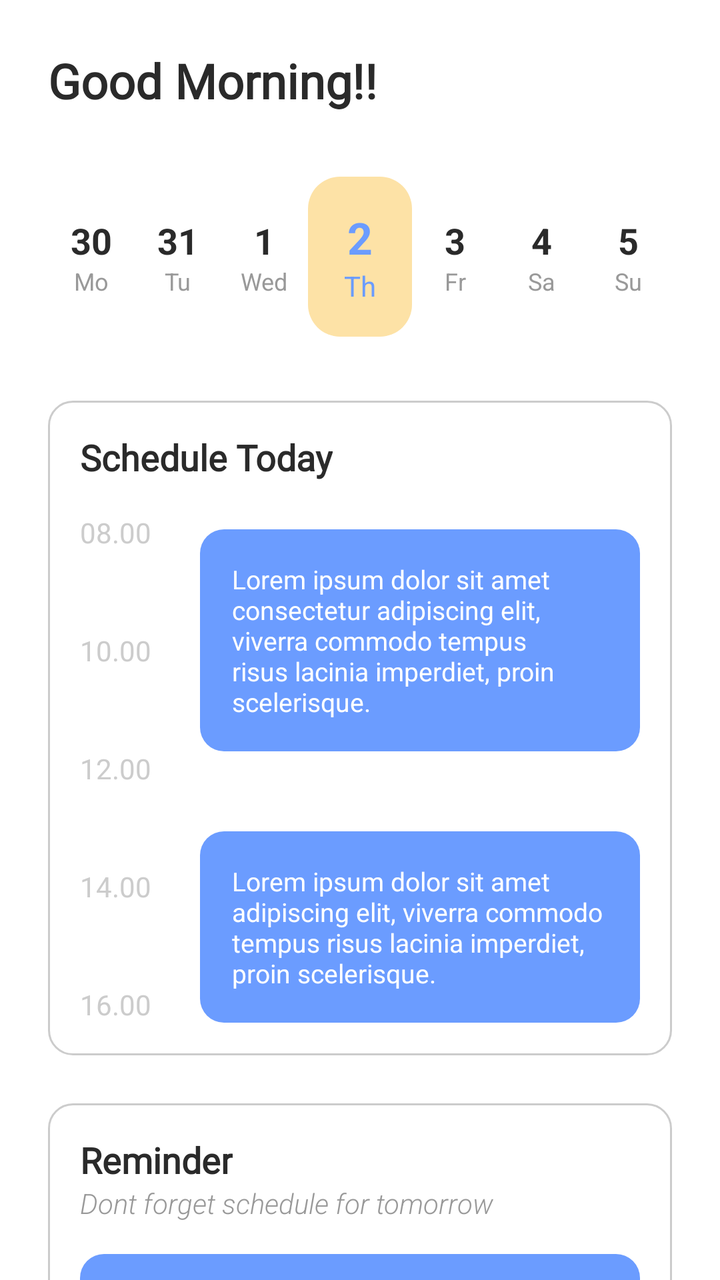
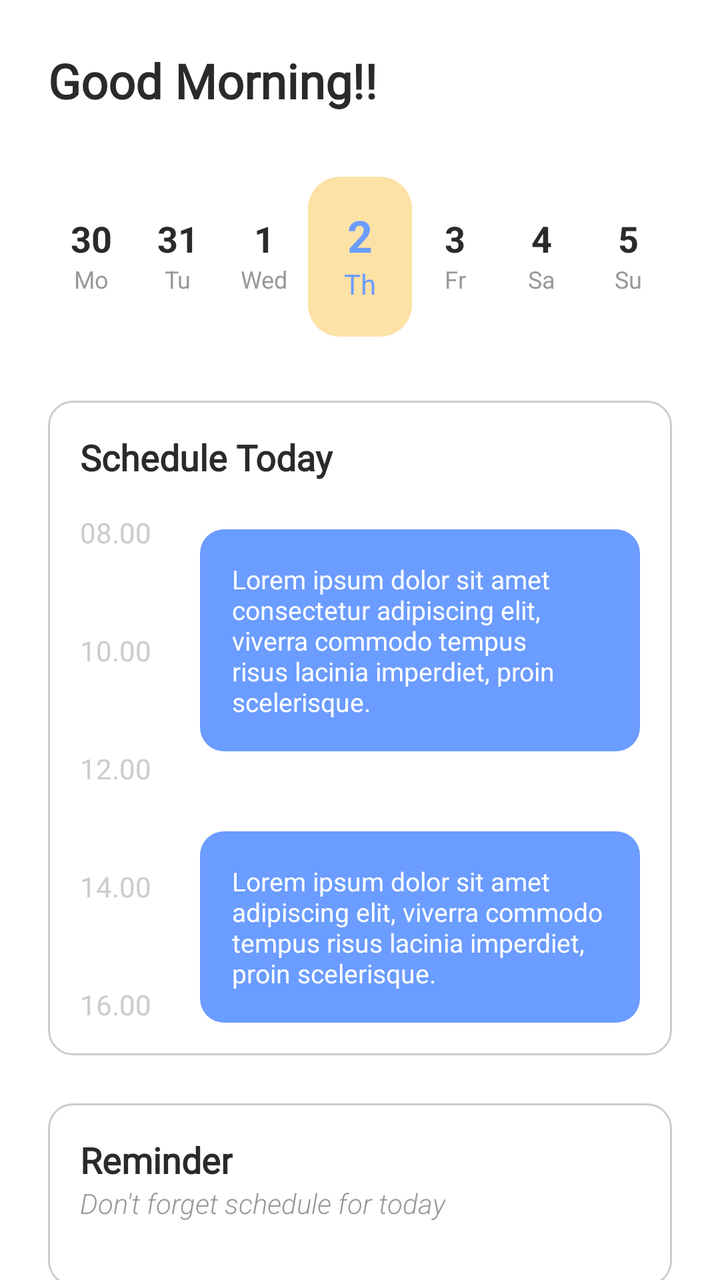

An Android layout rendered at two revisions. The XML below is the earlier revision; the diff shows what the commit changed to produce the second picture.
<!-- AndroidManifest.xml: application theme Theme.ClendApp -->
<!-- res/layout/fragment_home.xml -->
<?xml version="1.0" encoding="utf-8"?>
<androidx.core.widget.NestedScrollView xmlns:android="http://schemas.android.com/apk/res/android"
    xmlns:app="http://schemas.android.com/apk/res-auto"
    android:layout_width="match_parent"
    android:layout_height="match_parent"
    android:background="#FFFFFF">

    <LinearLayout
        android:layout_width="match_parent"
        android:layout_height="wrap_content"
        android:orientation="vertical"
        android:padding="24dp">

        <TextView
            android:id="@+id/tv_greeting"
            android:layout_width="wrap_content"
            android:layout_height="wrap_content"
            android:text="Good Morning!!"
            android:textColor="#2A2A2A"
            android:fontFamily="@font/hey_comic"
            android:textSize="24sp"
            android:textStyle="bold"
            android:layout_marginBottom="32dp" />

        
        <LinearLayout
            android:id="@+id/calendar_row"
            android:layout_width="match_parent"
            android:layout_height="wrap_content"
            android:orientation="horizontal"
            android:gravity="center"
            android:baselineAligned="false"
            android:layout_marginBottom="32dp">

            
            <LinearLayout
                android:layout_width="0dp"
                android:layout_height="wrap_content"
                android:layout_weight="1"
                android:gravity="center"
                android:orientation="vertical">
                <TextView android:layout_width="wrap_content" android:layout_height="wrap_content" android:text="30" android:textSize="18sp" android:textStyle="bold" android:textColor="#2A2A2A"/>
                <TextView android:layout_width="wrap_content" android:layout_height="wrap_content" android:text="Mo" android:textSize="12sp" android:textColor="#999999"/>
            </LinearLayout>

            <LinearLayout
                android:layout_width="0dp"
                android:layout_height="wrap_content"
                android:layout_weight="1"
                android:gravity="center"
                android:orientation="vertical">
                <TextView android:layout_width="wrap_content" android:layout_height="wrap_content" android:text="31" android:textSize="18sp" android:textStyle="bold" android:textColor="#2A2A2A"/>
                <TextView android:layout_width="wrap_content" android:layout_height="wrap_content" android:text="Tu" android:textSize="12sp" android:textColor="#999999"/>
            </LinearLayout>

            <LinearLayout
                android:layout_width="0dp"
                android:layout_height="wrap_content"
                android:layout_weight="1"
                android:gravity="center"
                android:orientation="vertical">
                <TextView android:layout_width="wrap_content" android:layout_height="wrap_content" android:text="1" android:textSize="18sp" android:textStyle="bold" android:textColor="#2A2A2A"/>
                <TextView android:layout_width="wrap_content" android:layout_height="wrap_content" android:text="Wed" android:textSize="12sp" android:textColor="#999999"/>
            </LinearLayout>

            <LinearLayout
                android:layout_width="0dp"
                android:layout_height="80dp"
                android:layout_weight="1.2"
                android:gravity="center"
                android:background="@drawable/bg_day_active"
                android:orientation="vertical">
                <TextView android:layout_width="wrap_content" android:layout_height="wrap_content" android:text="2" android:textSize="22sp" android:textStyle="bold" android:textColor="#6B9CFF"/>
                <TextView android:layout_width="wrap_content" android:layout_height="wrap_content" android:text="Th" android:textSize="14sp" android:textColor="#6B9CFF"/>
            </LinearLayout>

            <LinearLayout
                android:layout_width="0dp"
                android:layout_height="wrap_content"
                android:layout_weight="1"
                android:gravity="center"
                android:orientation="vertical">
                <TextView android:layout_width="wrap_content" android:layout_height="wrap_content" android:text="3" android:textSize="18sp" android:textStyle="bold" android:textColor="#2A2A2A"/>
                <TextView android:layout_width="wrap_content" android:layout_height="wrap_content" android:text="Fr" android:textSize="12sp" android:textColor="#999999"/>
            </LinearLayout>

            <LinearLayout
                android:layout_width="0dp"
                android:layout_height="wrap_content"
                android:layout_weight="1"
                android:gravity="center"
                android:orientation="vertical">
                <TextView android:layout_width="wrap_content" android:layout_height="wrap_content" android:text="4" android:textSize="18sp" android:textStyle="bold" android:textColor="#2A2A2A"/>
                <TextView android:layout_width="wrap_content" android:layout_height="wrap_content" android:text="Sa" android:textSize="12sp" android:textColor="#999999"/>
            </LinearLayout>

            <LinearLayout
                android:layout_width="0dp"
                android:layout_height="wrap_content"
                android:layout_weight="1"
                android:gravity="center"
                android:orientation="vertical">
                <TextView android:layout_width="wrap_content" android:layout_height="wrap_content" android:text="5" android:textSize="18sp" android:textStyle="bold" android:textColor="#2A2A2A"/>
                <TextView android:layout_width="wrap_content" android:layout_height="wrap_content" android:text="Su" android:textSize="12sp" android:textColor="#999999"/>
            </LinearLayout>

        </LinearLayout>

        
        <LinearLayout
            android:layout_width="match_parent"
            android:layout_height="wrap_content"
            android:background="@drawable/bg_section_outline"
            android:orientation="vertical"
            android:padding="16dp"
            android:layout_marginBottom="24dp">

            <TextView
                android:layout_width="wrap_content"
                android:layout_height="wrap_content"
                android:text="Schedule Today"
                android:fontFamily="@font/hey_comic"
                android:textColor="#2A2A2A"
                android:textSize="18sp"
                android:textStyle="bold"
                android:layout_marginBottom="16dp" />

            <RelativeLayout
                android:layout_width="match_parent"
                android:layout_height="wrap_content">

                
                <LinearLayout
                    android:layout_width="wrap_content"
                    android:layout_height="wrap_content"
                    android:orientation="vertical">
                    <TextView android:layout_width="wrap_content" android:layout_height="wrap_content" android:text="08.00" android:textColor="#CCCCCC" android:textSize="14sp" android:layout_marginBottom="40dp"/>
                    <TextView android:layout_width="wrap_content" android:layout_height="wrap_content" android:text="10.00" android:textColor="#CCCCCC" android:textSize="14sp" android:layout_marginBottom="40dp"/>
                    <TextView android:layout_width="wrap_content" android:layout_height="wrap_content" android:text="12.00" android:textColor="#CCCCCC" android:textSize="14sp" android:layout_marginBottom="40dp"/>
                    <TextView android:layout_width="wrap_content" android:layout_height="wrap_content" android:text="14.00" android:textColor="#CCCCCC" android:textSize="14sp" android:layout_marginBottom="40dp"/>
                    <TextView android:layout_width="wrap_content" android:layout_height="wrap_content" android:text="16.00" android:textColor="#CCCCCC" android:textSize="14sp" />
                </LinearLayout>

                
                <LinearLayout
                    android:layout_width="match_parent"
                    android:layout_height="wrap_content"
                    android:layout_marginStart="60dp"
                    android:orientation="vertical">

                    <TextView
                        android:layout_width="match_parent"
                        android:layout_height="wrap_content"
                        android:background="@drawable/bg_blue_card"
                        android:padding="16dp"
                        android:text="Lorem ipsum dolor sit amet consectetur adipiscing elit, viverra commodo tempus risus lacinia imperdiet, proin scelerisque."
                        android:textColor="#FFFFFF"
                        android:textSize="13sp"
                        android:layout_marginTop="8dp"
                        android:layout_marginBottom="24dp"/>

                    <TextView
                        android:layout_width="match_parent"
                        android:layout_height="wrap_content"
                        android:background="@drawable/bg_blue_card"
                        android:padding="16dp"
                        android:text="Lorem ipsum dolor sit amet adipiscing elit, viverra commodo tempus risus lacinia imperdiet, proin scelerisque."
                        android:textColor="#FFFFFF"
                        android:textSize="13sp"
                        android:layout_marginTop="16dp"/>

                </LinearLayout>

            </RelativeLayout>

        </LinearLayout>

        
        <LinearLayout
            android:layout_width="match_parent"
            android:layout_height="wrap_content"
            android:background="@drawable/bg_section_outline"
            android:orientation="vertical"
            android:padding="16dp">

            <TextView
                android:layout_width="wrap_content"
                android:layout_height="wrap_content"
                android:text="Reminder"
                android:fontFamily="@font/hey_comic"
                android:textColor="#2A2A2A"
                android:textSize="18sp"
                android:textStyle="bold" />

            <TextView
                android:layout_width="wrap_content"
                android:layout_height="wrap_content"
                android:text="Dont forget schedule for tomorrow"
                android:textColor="#999999"
                android:textSize="14sp"
                android:fontFamily="sans-serif-light"
                android:textStyle="italic"
                android:layout_marginBottom="16dp" />

            <LinearLayout
                android:layout_width="match_parent"
                android:layout_height="wrap_content"
                android:background="@drawable/bg_blue_card"
                android:padding="12dp"
                android:gravity="center_vertical"
                android:layout_marginBottom="12dp">

                <FrameLayout
                    android:layout_width="48dp"
                    android:layout_height="48dp"
                    android:background="@drawable/bg_icon_light_blue"
                    android:padding="8dp">
                    <ImageView
                        android:layout_width="match_parent"
                        android:layout_height="match_parent"
                        android:src="@drawable/ic_calendar"
                        android:contentDescription="@string/menu_premium"
                        app:tint="#FFFFFF" />
                </FrameLayout>

                <LinearLayout
                    android:layout_width="wrap_content"
                    android:layout_height="wrap_content"
                    android:orientation="vertical"
                    android:layout_marginStart="16dp">
                    <TextView android:layout_width="wrap_content" android:layout_height="wrap_content" android:text="Urus SIM di samsat Klayatan" android:textColor="#FFFFFF" android:textStyle="bold" android:textSize="15sp"/>
                    <LinearLayout android:layout_width="wrap_content" android:layout_height="wrap_content" android:orientation="horizontal" android:gravity="center_vertical" android:layout_marginTop="4dp">
                        <ImageView android:layout_width="16dp" android:layout_height="16dp" android:src="@drawable/ic_clock" android:contentDescription="@string/menu_logout" app:tint="#FFFFFF"/>
                        <TextView android:layout_width="wrap_content" android:layout_height="wrap_content" android:text="12.00 - 16.00" android:textColor="#FFFFFF" android:textSize="13sp" android:layout_marginStart="6dp"/>
                    </LinearLayout>
                </LinearLayout>
            </LinearLayout>

            <LinearLayout
                android:layout_width="match_parent"
                android:layout_height="wrap_content"
                android:background="@drawable/bg_blue_card"
                android:padding="12dp"
                android:gravity="center_vertical">

                <FrameLayout
                    android:layout_width="48dp"
                    android:layout_height="48dp"
                    android:background="@drawable/bg_icon_light_blue"
                    android:padding="8dp">
                    <ImageView
                        android:layout_width="match_parent"
                        android:layout_height="match_parent"
                        android:src="@drawable/ic_calendar"
                        android:contentDescription="@string/menu_premium"
                        app:tint="#FFFFFF" />
                </FrameLayout>

                <LinearLayout
                    android:layout_width="wrap_content"
                    android:layout_height="wrap_content"
                    android:orientation="vertical"
                    android:layout_marginStart="16dp">
                    <TextView android:layout_width="wrap_content" android:layout_height="wrap_content" android:text="Urus SIM di samsat Klayatan" android:textColor="#FFFFFF" android:textStyle="bold" android:textSize="15sp"/>
                    <LinearLayout android:layout_width="wrap_content" android:layout_height="wrap_content" android:orientation="horizontal" android:gravity="center_vertical" android:layout_marginTop="4dp">
                        <ImageView android:layout_width="16dp" android:layout_height="16dp" android:src="@drawable/ic_clock" android:contentDescription="@string/menu_logout" app:tint="#FFFFFF"/>
                        <TextView android:layout_width="wrap_content" android:layout_height="wrap_content" android:text="12.00 - 16.00" android:textColor="#FFFFFF" android:textSize="13sp" android:layout_marginStart="6dp"/>
                    </LinearLayout>
                </LinearLayout>
            </LinearLayout>

        </LinearLayout>

    </LinearLayout>

</androidx.core.widget.NestedScrollView>
<!-- resources referenced by this layout -->
<resources>
  <!-- drawable bg_blue_card (drawable) -->
  <?xml version="1.0" encoding="utf-8"?>
  <shape xmlns:android="http://schemas.android.com/apk/res/android" android:shape="rectangle">
      <solid android:color="#6B9CFF" />
      <corners android:radius="12dp" />
  </shape>
  <!-- drawable bg_day_active (drawable) -->
  <?xml version="1.0" encoding="utf-8"?>
  <shape xmlns:android="http://schemas.android.com/apk/res/android" android:shape="rectangle">
      <solid android:color="#FDE2A6" />
      <corners android:radius="16dp" />
  </shape>
  <!-- drawable bg_icon_light_blue (drawable) -->
  <?xml version="1.0" encoding="utf-8"?>
  <shape xmlns:android="http://schemas.android.com/apk/res/android" android:shape="rectangle">
      <solid android:color="#7BB4FF" />
      <corners android:radius="8dp" />
  </shape>
  <!-- drawable bg_section_outline (drawable) -->
  <?xml version="1.0" encoding="utf-8"?>
  <shape xmlns:android="http://schemas.android.com/apk/res/android">
      <stroke android:width="1dp" android:color="#CCCCCC" />
      <corners android:radius="12dp" />
      <solid android:color="@android:color/transparent" />
  </shape>
  <!-- drawable ic_calendar (drawable) -->
  <vector xmlns:android="http://schemas.android.com/apk/res/android" android:height="24dp" android:tint="#000000" android:viewportHeight="24" android:viewportWidth="24" android:width="24dp">
        
      <path android:fillColor="@android:color/white" android:pathData="M19,4h-1V2h-2v2H8V2H6v2H5C3.89,4 3.01,4.9 3.01,6L3,20c0,1.1 0.89,2 2,2h14c1.1,0 2,-0.9 2,-2V6C21,4.9 20.1,4 19,4zM19,20H5V10h14V20zM9,14H7v-2h2V14zM13,14h-2v-2h2V14zM17,14h-2v-2h2V14zM9,18H7v-2h2V18zM13,18h-2v-2h2V18zM17,18h-2v-2h2V18z"/>
      
  </vector>
  <!-- drawable ic_clock (drawable) -->
  <vector xmlns:android="http://schemas.android.com/apk/res/android" android:height="24dp" android:tint="#000000" android:viewportHeight="24" android:viewportWidth="24" android:width="24dp">
        
      <path android:fillColor="@android:color/white" android:pathData="M11.99,2C6.47,2 2,6.48 2,12s4.47,10 9.99,10C17.52,22 22,17.52 22,12S17.52,2 11.99,2zM15.29,16.71L11,12.41V7h2v4.59l3.71,3.71L15.29,16.71z"/>
      
  </vector>
  <string name="menu_logout">Log Out</string>
  <string name="menu_premium">Premium</string>
  <style name="Theme.ClendApp" parent="Base.Theme.ClendApp" />
  <style name="Base.Theme.ClendApp" parent="Theme.Material3.Light.NoActionBar">
          
          <item name="colorPrimary">#7C4DFF</item>
          <item name="colorOnPrimary">@color/white</item>
      </style>
  <color name="white">#FFFFFFFF</color>
</resources>

<!-- the commit's change to res/layout/fragment_home.xml (unified diff, before → after) -->
@@ -41,6 +41,7 @@
                 android:orientation="vertical">
                 <TextView android:layout_width="wrap_content" android:layout_height="wrap_content" android:text="30" android:textSize="18sp" android:textStyle="bold" android:textColor="#2A2A2A"/>
                 <TextView android:layout_width="wrap_content" android:layout_height="wrap_content" android:text="Mo" android:textSize="12sp" android:textColor="#999999"/>
+                <LinearLayout android:id="@+id/dots_1" android:layout_width="wrap_content" android:layout_height="wrap_content" android:orientation="horizontal" android:layout_marginTop="2dp" android:gravity="center"/>
             </LinearLayout>
 
             <LinearLayout
@@ -51,6 +52,7 @@
                 android:orientation="vertical">
                 <TextView android:layout_width="wrap_content" android:layout_height="wrap_content" android:text="31" android:textSize="18sp" android:textStyle="bold" android:textColor="#2A2A2A"/>
                 <TextView android:layout_width="wrap_content" android:layout_height="wrap_content" android:text="Tu" android:textSize="12sp" android:textColor="#999999"/>
+                <LinearLayout android:id="@+id/dots_2" android:layout_width="wrap_content" android:layout_height="wrap_content" android:orientation="horizontal" android:layout_marginTop="2dp" android:gravity="center"/>
             </LinearLayout>
 
             <LinearLayout
@@ -61,6 +63,7 @@
                 android:orientation="vertical">
                 <TextView android:layout_width="wrap_content" android:layout_height="wrap_content" android:text="1" android:textSize="18sp" android:textStyle="bold" android:textColor="#2A2A2A"/>
                 <TextView android:layout_width="wrap_content" android:layout_height="wrap_content" android:text="Wed" android:textSize="12sp" android:textColor="#999999"/>
+                <LinearLayout android:id="@+id/dots_3" android:layout_width="wrap_content" android:layout_height="wrap_content" android:orientation="horizontal" android:layout_marginTop="2dp" android:gravity="center"/>
             </LinearLayout>
 
             <LinearLayout
@@ -72,6 +75,7 @@
                 android:orientation="vertical">
                 <TextView android:layout_width="wrap_content" android:layout_height="wrap_content" android:text="2" android:textSize="22sp" android:textStyle="bold" android:textColor="#6B9CFF"/>
                 <TextView android:layout_width="wrap_content" android:layout_height="wrap_content" android:text="Th" android:textSize="14sp" android:textColor="#6B9CFF"/>
+                <LinearLayout android:id="@+id/dots_4" android:layout_width="wrap_content" android:layout_height="wrap_content" android:orientation="horizontal" android:layout_marginTop="2dp" android:gravity="center"/>
             </LinearLayout>
 
             <LinearLayout
@@ -82,6 +86,7 @@
                 android:orientation="vertical">
                 <TextView android:layout_width="wrap_content" android:layout_height="wrap_content" android:text="3" android:textSize="18sp" android:textStyle="bold" android:textColor="#2A2A2A"/>
                 <TextView android:layout_width="wrap_content" android:layout_height="wrap_content" android:text="Fr" android:textSize="12sp" android:textColor="#999999"/>
+                <LinearLayout android:id="@+id/dots_5" android:layout_width="wrap_content" android:layout_height="wrap_content" android:orientation="horizontal" android:layout_marginTop="2dp" android:gravity="center"/>
             </LinearLayout>
 
             <LinearLayout
@@ -92,6 +97,7 @@
                 android:orientation="vertical">
                 <TextView android:layout_width="wrap_content" android:layout_height="wrap_content" android:text="4" android:textSize="18sp" android:textStyle="bold" android:textColor="#2A2A2A"/>
                 <TextView android:layout_width="wrap_content" android:layout_height="wrap_content" android:text="Sa" android:textSize="12sp" android:textColor="#999999"/>
+                <LinearLayout android:id="@+id/dots_6" android:layout_width="wrap_content" android:layout_height="wrap_content" android:orientation="horizontal" android:layout_marginTop="2dp" android:gravity="center"/>
             </LinearLayout>
 
             <LinearLayout
@@ -102,6 +108,7 @@
                 android:orientation="vertical">
                 <TextView android:layout_width="wrap_content" android:layout_height="wrap_content" android:text="5" android:textSize="18sp" android:textStyle="bold" android:textColor="#2A2A2A"/>
                 <TextView android:layout_width="wrap_content" android:layout_height="wrap_content" android:text="Su" android:textSize="12sp" android:textColor="#999999"/>
+                <LinearLayout android:id="@+id/dots_7" android:layout_width="wrap_content" android:layout_height="wrap_content" android:orientation="horizontal" android:layout_marginTop="2dp" android:gravity="center"/>
             </LinearLayout>
 
         </LinearLayout>
@@ -193,81 +200,31 @@
                 android:textStyle="bold" />
 
             <TextView
+                android:id="@+id/tv_reminder_subtitle"
                 android:layout_width="wrap_content"
                 android:layout_height="wrap_content"
-                android:text="Dont forget schedule for tomorrow"
+                android:text="Don\'t forget schedule for today"
                 android:textColor="#999999"
                 android:textSize="14sp"
                 android:fontFamily="sans-serif-light"
                 android:textStyle="italic"
                 android:layout_marginBottom="16dp" />
 
-            <LinearLayout
+            <androidx.recyclerview.widget.RecyclerView
+                android:id="@+id/rv_reminders"
                 android:layout_width="match_parent"
                 android:layout_height="wrap_content"
-                android:background="@drawable/bg_blue_card"
-                android:padding="12dp"
-                android:gravity="center_vertical"
-                android:layout_marginBottom="12dp">
-
-                <FrameLayout
-                    android:layout_width="48dp"
-                    android:layout_height="48dp"
-                    android:background="@drawable/bg_icon_light_blue"
-                    android:padding="8dp">
-                    <ImageView
-                        android:layout_width="match_parent"
-                        android:layout_height="match_parent"
-                        android:src="@drawable/ic_calendar"
-                        android:contentDescription="@string/menu_premium"
-                        app:tint="#FFFFFF" />
-                </FrameLayout>
-
-                <LinearLayout
-                    android:layout_width="wrap_content"
-                    android:layout_height="wrap_content"
-                    android:orientation="vertical"
-                    android:layout_marginStart="16dp">
-                    <TextView android:layout_width="wrap_content" android:layout_height="wrap_content" android:text="Urus SIM di samsat Klayatan" android:textColor="#FFFFFF" android:textStyle="bold" android:textSize="15sp"/>
-                    <LinearLayout android:layout_width="wrap_content" android:layout_height="wrap_content" android:orientation="horizontal" android:gravity="center_vertical" android:layout_marginTop="4dp">
-                        <ImageView android:layout_width="16dp" android:layout_height="16dp" android:src="@drawable/ic_clock" android:contentDescription="@string/menu_logout" app:tint="#FFFFFF"/>
-                        <TextView android:layout_width="wrap_content" android:layout_height="wrap_content" android:text="12.00 - 16.00" android:textColor="#FFFFFF" android:textSize="13sp" android:layout_marginStart="6dp"/>
-                    </LinearLayout>
-                </LinearLayout>
-            </LinearLayout>
-
-            <LinearLayout
+                android:nestedScrollingEnabled="false" />
+
+            <TextView
+                android:id="@+id/tv_empty_reminders"
                 android:layout_width="match_parent"
                 android:layout_height="wrap_content"
-                android:background="@drawable/bg_blue_card"
-                android:padding="12dp"
-                android:gravity="center_vertical">
-
-                <FrameLayout
-                    android:layout_width="48dp"
-                    android:layout_height="48dp"
-                    android:background="@drawable/bg_icon_light_blue"
-                    android:padding="8dp">
-                    <ImageView
-                        android:layout_width="match_parent"
-                        android:layout_height="match_parent"
-                        android:src="@drawable/ic_calendar"
-                        android:contentDescription="@string/menu_premium"
-                        app:tint="#FFFFFF" />
-                </FrameLayout>
-
-                <LinearLayout
-                    android:layout_width="wrap_content"
-                    android:layout_height="wrap_content"
-                    android:orientation="vertical"
-                    android:layout_marginStart="16dp">
-                    <TextView android:layout_width="wrap_content" android:layout_height="wrap_content" android:text="Urus SIM di samsat Klayatan" android:textColor="#FFFFFF" android:textStyle="bold" android:textSize="15sp"/>
-                    <LinearLayout android:layout_width="wrap_content" android:layout_height="wrap_content" android:orientation="horizontal" android:gravity="center_vertical" android:layout_marginTop="4dp">
-                        <ImageView android:layout_width="16dp" android:layout_height="16dp" android:src="@drawable/ic_clock" android:contentDescription="@string/menu_logout" app:tint="#FFFFFF"/>
-                        <TextView android:layout_width="wrap_content" android:layout_height="wrap_content" android:text="12.00 - 16.00" android:textColor="#FFFFFF" android:textSize="13sp" android:layout_marginStart="6dp"/>
-                    </LinearLayout>
-                </LinearLayout>
-            </LinearLayout>
+                android:gravity="center"
+                android:padding="16dp"
+                android:text="No pending tasks for today"
+                android:textColor="#999999"
+                android:visibility="gone" />
 
         </LinearLayout>
 
<!-- resource entries referenced after the edit -->
@@ -12,12 +12,6 @@
       <solid android:color="#FDE2A6" />
       <corners android:radius="16dp" />
   </shape>
-  <!-- drawable bg_icon_light_blue (drawable) -->
-  <?xml version="1.0" encoding="utf-8"?>
-  <shape xmlns:android="http://schemas.android.com/apk/res/android" android:shape="rectangle">
-      <solid android:color="#7BB4FF" />
-      <corners android:radius="8dp" />
-  </shape>
   <!-- drawable bg_section_outline (drawable) -->
   <?xml version="1.0" encoding="utf-8"?>
   <shape xmlns:android="http://schemas.android.com/apk/res/android">
@@ -25,20 +19,6 @@
       <corners android:radius="12dp" />
       <solid android:color="@android:color/transparent" />
   </shape>
-  <!-- drawable ic_calendar (drawable) -->
-  <vector xmlns:android="http://schemas.android.com/apk/res/android" android:height="24dp" android:tint="#000000" android:viewportHeight="24" android:viewportWidth="24" android:width="24dp">
-        
-      <path android:fillColor="@android:color/white" android:pathData="M19,4h-1V2h-2v2H8V2H6v2H5C3.89,4 3.01,4.9 3.01,6L3,20c0,1.1 0.89,2 2,2h14c1.1,0 2,-0.9 2,-2V6C21,4.9 20.1,4 19,4zM19,20H5V10h14V20zM9,14H7v-2h2V14zM13,14h-2v-2h2V14zM17,14h-2v-2h2V14zM9,18H7v-2h2V18zM13,18h-2v-2h2V18zM17,18h-2v-2h2V18z"/>
-      
-  </vector>
-  <!-- drawable ic_clock (drawable) -->
-  <vector xmlns:android="http://schemas.android.com/apk/res/android" android:height="24dp" android:tint="#000000" android:viewportHeight="24" android:viewportWidth="24" android:width="24dp">
-        
-      <path android:fillColor="@android:color/white" android:pathData="M11.99,2C6.47,2 2,6.48 2,12s4.47,10 9.99,10C17.52,22 22,17.52 22,12S17.52,2 11.99,2zM15.29,16.71L11,12.41V7h2v4.59l3.71,3.71L15.29,16.71z"/>
-      
-  </vector>
-  <string name="menu_logout">Log Out</string>
-  <string name="menu_premium">Premium</string>
   <style name="Theme.ClendApp" parent="Base.Theme.ClendApp" />
   <style name="Base.Theme.ClendApp" parent="Theme.Material3.Light.NoActionBar">
           
